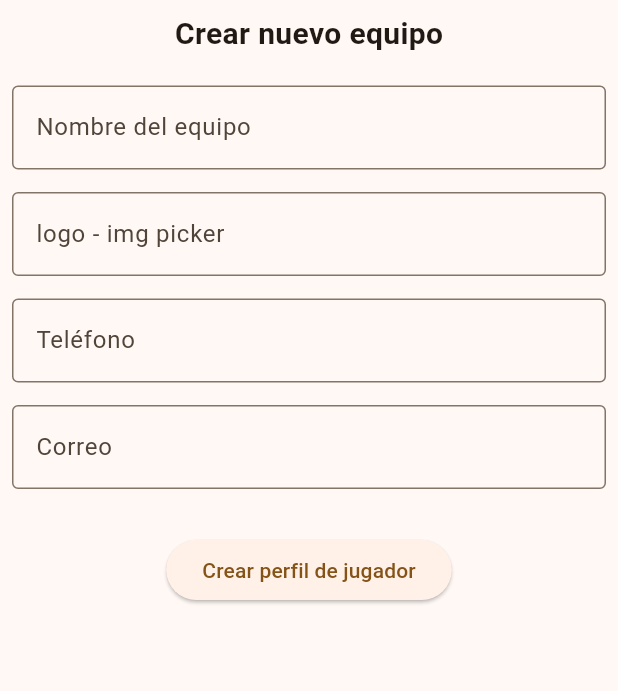
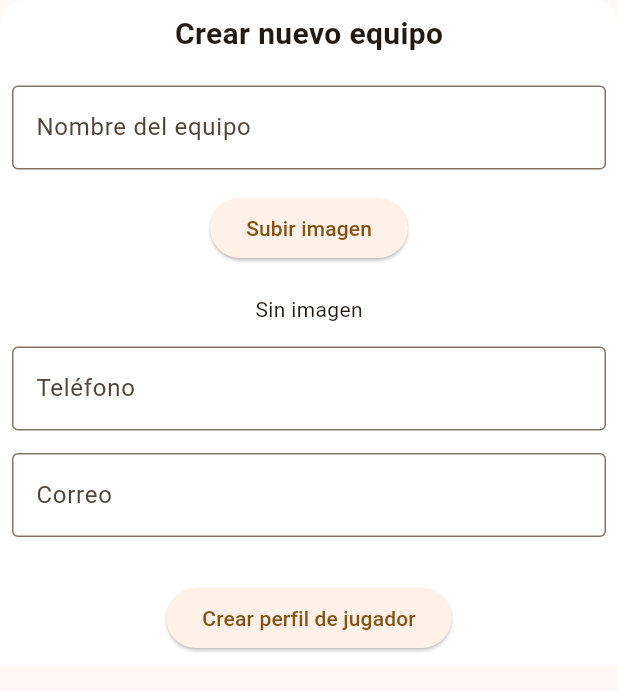
Before and after one commit to Dant03/cabi_aplication, a Flutter app: the CreateTeamBottomSheet widget shown alone on an empty page, opened directly, on a phone screen of 412 x 824 dp. Shown: the top 691 px of the screen. Run offline on Flutter 3.47's test engine with Material 3 defaults, Android fonts, the phone set to English and light mode, and no system bars; our stand-ins replace dio, flutter_riverpod, get, image_picker; network calls fail.

Commit message:
fix: update img

```diff
--- a/lib/modules/teams/views/teams_owned_view.dart
+++ b/lib/modules/teams/views/teams_owned_view.dart
@@ -1,4 +1,6 @@
 import 'package:flutter/material.dart';
+import 'package:get/get.dart';
+import 'package:movil_cabi_app/modules/teams/widgets/create_team_bottom_sheet.dart';
 import 'package:movil_cabi_app/shared/widgets/drawer_widget.dart';
 
 class TeamsOwnedView extends StatelessWidget {
@@ -12,7 +14,9 @@ class TeamsOwnedView extends StatelessWidget {
       ),
       drawer: DrawerWidget(),
       floatingActionButton: FloatingActionButton.extended(
-        onPressed: () {},
+        onPressed: () {
+          Get.bottomSheet(const CreateTeamBottomSheet());
+        },
         label: const Text('Crear Equipo'),
       ),
       body: const Center(
--- a/lib/modules/teams/widgets/create_team_bottom_sheet.dart
+++ b/lib/modules/teams/widgets/create_team_bottom_sheet.dart
@@ -1,4 +1,5 @@
 import 'package:flutter/material.dart';
+import 'package:movil_cabi_app/config/cloudinary_config.dart';
 import 'package:movil_cabi_app/modules/teams/models/team_model.dart';
 
 class CreateTeamBottomSheet extends StatelessWidget {
@@ -11,7 +12,14 @@ class CreateTeamBottomSheet extends StatelessWidget {
     final phoneCtrl = TextEditingController();
     final emailCtrl = TextEditingController();
 
-    return Padding(
+    return Container(
+      decoration: const BoxDecoration(
+        color: Colors.white,
+        borderRadius: BorderRadius.only(
+          topLeft: Radius.circular(16),
+          topRight: Radius.circular(16),
+        ),
+      ),
       padding: const EdgeInsets.all(8),
       child: SingleChildScrollView(
         child: Column(
@@ -33,16 +41,15 @@ class CreateTeamBottomSheet extends StatelessWidget {
               ),
             ),
             const SizedBox(height: 15),
-            TextField(
-              controller: phoneCtrl,
-              decoration: const InputDecoration(
-                labelText: 'logo - img picker',
-                border: OutlineInputBorder(),
-              ),
-            ),
+            // TextField(
+            //   controller: phoneCtrl,
+            //   decoration: const InputDecoration(
+            //     labelText: 'logo - img picker',
+            //     border: OutlineInputBorder(),
+            //   ),
+            // ),
+            const CloudinaryConfig(),
             const SizedBox(height: 15),
-
-
             TextField(
               controller: phoneCtrl,
               decoration: const InputDecoration(
@@ -52,8 +59,6 @@ class CreateTeamBottomSheet extends StatelessWidget {
               keyboardType: TextInputType.text,
             ),
             const SizedBox(height: 15),
-
-
             TextField(
               controller: emailCtrl,
               decoration: const InputDecoration(
@@ -65,14 +70,8 @@ class CreateTeamBottomSheet extends StatelessWidget {
             const SizedBox(height: 30),
             ElevatedButton(
               onPressed: () async {
-
-                // final dateSplit = birthDayCtrl.text.split('-');
-                // print(dateSplit);
                 final teamSubmit = TeamModel();
                 print(teamSubmit.toJson());
-                // ref.read(
-                //   PlayerProvider.postPlayerProfile(teamSubmit),
-                // );
               },
               child: const Text('Crear perfil de jugador'),
             ),
```
Also changed, not shown: lib/config/cloudinary_config.dart (+25 -41 lines).
